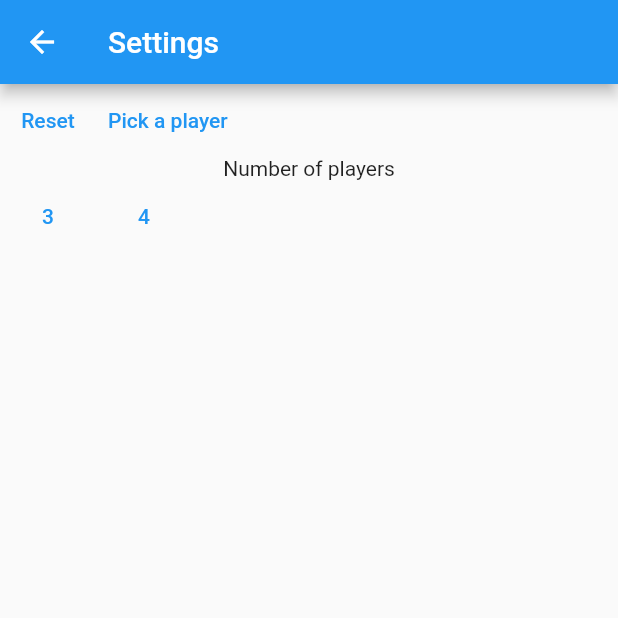
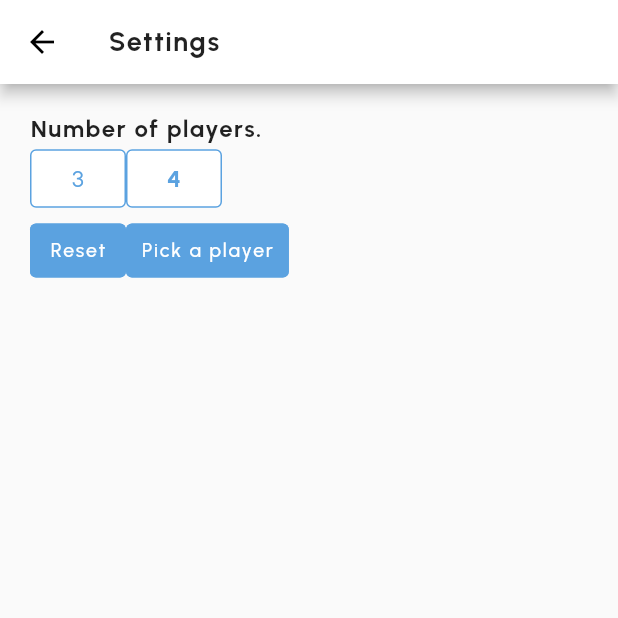
Before and after one commit to birkoss/mtg-tracker, a Flutter app: the screen it shows after launch, after a tap on the "menu" icon, on a phone screen of 412 x 824 dp, the top half of it. Run offline on Flutter 3.47's test engine with Material 2 defaults, Android fonts, the phone set to English and light mode, and no system bars; our stand-ins replace flutter_svg, google_fonts, shared_preferences.

Commit message:
Added custom theme and setting provider

```diff
--- a/lib/main.dart
+++ b/lib/main.dart
@@ -1,5 +1,9 @@
 // @TODO: Allow to change the direction of the commander view, instead of entering OUR cmd damage, changing the cmd damage dealt
 import 'package:flutter/material.dart';
+import 'package:mtgtracker/providers/setting.dart';
+import 'package:mtgtracker/screens/loading.dart';
+import 'package:mtgtracker/themes/custom.dart';
+import 'package:provider/provider.dart';
 
 import 'screens/tracker.dart';
 
@@ -12,16 +16,20 @@ class MyApp extends StatelessWidget {
 
   @override
   Widget build(BuildContext context) {
-    return MaterialApp(
-      title: 'Flutter Demo',
-      debugShowCheckedModeBanner: false,
-      theme: ThemeData(
-        primarySwatch: Colors.blue,
+    return ChangeNotifierProvider(
+      create: (ctx) => SettingNotifier(),
+      child: Consumer<SettingNotifier>(
+        builder: (context, SettingNotifier notifier, child) {
+          return MaterialApp(
+            title: 'MTG Tracker',
+            debugShowCheckedModeBanner: false,
+            theme: CustomTheme.lightTheme,
+            home: notifier.isReady
+                ? const TrackerScreen()
+                : const LoadingScreen(),
+          );
+        },
       ),
-      home: const TrackerScreen(),
-      routes: {
-        TrackerScreen.routeName: (ctx) => const TrackerScreen(),
-      },
     );
   }
 }
--- /dev/null
+++ b/lib/providers/setting.dart
@@ -0,0 +1,39 @@
+import 'package:flutter/material.dart';
+import 'package:shared_preferences/shared_preferences.dart';
+
+class SettingNotifier extends ChangeNotifier {
+  SharedPreferences? _pref;
+
+  bool _isReady = false;
+  bool get isReady => _isReady;
+
+  int _playersNumber = 0;
+  int get playersNumber => _playersNumber;
+
+  SettingNotifier() {
+    _load();
+  }
+
+  void changePlayersNumber(playersNumber) {
+    _playersNumber = playersNumber;
+    _save();
+    notifyListeners();
+  }
+
+  Future _init() async {
+    _pref ??= await SharedPreferences.getInstance();
+  }
+
+  Future _load() async {
+    await _init();
+    _playersNumber = _pref!.getInt("PLAYERS_NUMBER") ?? 4;
+    notifyListeners();
+
+    _isReady = true;
+  }
+
+  Future _save() async {
+    await _init();
+    _pref!.setInt("PLAYERS_NUMBER", _playersNumber);
+  }
+}
--- /dev/null
+++ b/lib/screens/loading.dart
@@ -0,0 +1,14 @@
+import 'package:flutter/material.dart';
+
+class LoadingScreen extends StatelessWidget {
+  const LoadingScreen({Key? key}) : super(key: key);
+
+  @override
+  Widget build(BuildContext context) {
+    return const Scaffold(
+      body: Center(
+        child: CircularProgressIndicator(),
+      ),
+    );
+  }
+}
--- a/lib/screens/setting.dart
+++ b/lib/screens/setting.dart
@@ -1,4 +1,5 @@
 import 'package:flutter/material.dart';
+import 'package:mtgtracker/themes/custom.dart';
 
 class SettingScreen extends StatefulWidget {
   static const routeName = '/settings';
@@ -19,31 +20,41 @@ class _SettingScreenState extends State<SettingScreen> {
       appBar: AppBar(
         title: const Text("Settings"),
       ),
-      body: Center(
+      body: Container(
+        padding: const EdgeInsets.all(20),
         child: Column(
+          crossAxisAlignment: CrossAxisAlignment.start,
           children: [
-            Row(
-              children: [
-                TextButton(
-                  onPressed: () {},
-                  child: Text("Reset"),
-                ),
-                TextButton(
-                  onPressed: () {},
-                  child: Text("Pick a player"),
-                ),
-              ],
+            Text(
+              "Number of players.",
+              textAlign: TextAlign.start,
+              style: CustomTheme.settingTitle,
             ),
-            const Text("Number of players"),
             Row(
               children: [
                 TextButton(
                   onPressed: () {},
                   child: Text("3"),
+                  style: CustomTheme.toggleOffButtonStyle,
                 ),
                 TextButton(
                   onPressed: () {},
                   child: Text("4"),
+                  style: CustomTheme.toggleOnButtonStyle,
+                ),
+              ],
+            ),
+            Row(
+              children: [
+                OutlinedButton(
+                  onPressed: () {},
+                  child: const Text("Reset"),
+                  style: CustomTheme.outlinedButtonStyle,
+                ),
+                OutlinedButton(
+                  onPressed: () {},
+                  child: Text("Pick a player"),
+                  style: CustomTheme.outlinedButtonStyle,
                 ),
               ],
             )
--- a/lib/screens/tracker.dart
+++ b/lib/screens/tracker.dart
@@ -45,10 +45,10 @@ class _TrackerScreenState extends State<TrackerScreen> {
       Player(id: "2", color: colors[1], poison: 0, health: 20),
       Player(id: "3", color: colors[2], poison: 0, health: 30),
       Player(id: "4", color: colors[3], poison: 0, health: 40),
-      // Player(id: "5", color: colors[4], poison: 0, health: 50),
-      // Player(id: "6", color: colors[5], poison: 0, health: 60),
-      // Player(id: "7", color: colors[6], poison: 0, health: 70),
-      // Player(id: "8", color: colors[7], poison: 0, health: 80),
+      Player(id: "5", color: colors[4], poison: 0, health: 50),
+      Player(id: "6", color: colors[5], poison: 0, health: 60),
+      Player(id: "7", color: colors[6], poison: 0, health: 70),
+      Player(id: "8", color: colors[7], poison: 0, health: 80),
     ];
   }
 
@@ -57,7 +57,7 @@ class _TrackerScreenState extends State<TrackerScreen> {
     //print(players[0].health);
     return Scaffold(
       appBar: AppBar(
-        title: const Text("Tracker..."),
+        title: const Text("MTG Tracker"),
       ),
       body: Center(
         child: Stack(
@@ -87,11 +87,10 @@ class _TrackerScreenState extends State<TrackerScreen> {
                 ),
                 child: const Icon(
                   Icons.menu,
-                  color: Colors.blue,
+                  color: Colors.black87,
                   size: 30,
                 ),
                 onPressed: () {
-                  print("MENU SETTINGS...");
                   Navigator.push(
                     context,
                     MaterialPageRoute(
--- /dev/null
+++ b/lib/themes/custom.dart
@@ -0,0 +1,277 @@
+import 'package:flutter/material.dart';
+import 'package:flutter/services.dart';
+import 'package:google_fonts/google_fonts.dart';
+
+class CustomTheme {
+  static Color accent = const Color.fromRGBO(
+    91,
+    162,
+    224,
+    1,
+  );
+
+  static ButtonStyle outlinedButtonStyle = OutlinedButton.styleFrom(
+    backgroundColor: CustomTheme.accent,
+    primary: Colors.white,
+    side: BorderSide(color: CustomTheme.accent, width: 1),
+    padding: const EdgeInsets.all(10),
+  );
+
+  static ButtonStyle toggleOnButtonStyle = OutlinedButton.styleFrom(
+    backgroundColor: Colors.white,
+    primary: CustomTheme.accent,
+    side: BorderSide(color: CustomTheme.accent, width: 1),
+    padding: const EdgeInsets.all(10),
+    textStyle: GoogleFonts.urbanist(
+      fontSize: 16,
+      letterSpacing: 1,
+      fontWeight: FontWeight.bold,
+    ),
+  );
+
+  static ButtonStyle toggleOffButtonStyle = OutlinedButton.styleFrom(
+    backgroundColor: Colors.white,
+    primary: CustomTheme.accent,
+    side: BorderSide(color: CustomTheme.accent, width: 1),
+    padding: const EdgeInsets.all(10),
+    textStyle: GoogleFonts.urbanist(
+      fontSize: 16,
+      letterSpacing: 1,
+      fontWeight: FontWeight.normal,
+    ),
+  );
+
+  static TextStyle settingTitle = GoogleFonts.urbanist(
+    fontSize: 16,
+    letterSpacing: 1,
+    fontWeight: FontWeight.bold,
+  );
+
+  static ThemeData get lightTheme {
+    return ThemeData(
+      primarySwatch: const MaterialColor(
+        4284195552,
+        <int, Color>{
+          50: Color.fromRGBO(
+            91,
+            162,
+            224,
+            .1,
+          ),
+          100: Color.fromRGBO(
+            91,
+            162,
+            224,
+            .2,
+          ),
+          200: Color.fromRGBO(
+            91,
+            162,
+            224,
+            .3,
+          ),
+          300: Color.fromRGBO(
+            91,
+            162,
+            224,
+            .4,
+          ),
+          400: Color.fromRGBO(
+            91,
+            162,
+            224,
+            .5,
+          ),
+          500: Color.fromRGBO(
+            91,
+            162,
+            224,
+            .6,
+          ),
+          600: Color.fromRGBO(
+            91,
+            162,
+            224,
+            .7,
+          ),
+          700: Color.fromRGBO(
+            91,
+            162,
+            224,
+            .8,
+          ),
+          800: Color.fromRGBO(
+            91,
+            162,
+            224,
+            .9,
+          ),
+          900: Color.fromRGBO(
+            91,
+            162,
+            224,
+            1,
+          ),
+        },
+      ),
+      appBarTheme: AppBarTheme(
+        systemOverlayStyle: SystemUiOverlayStyle.dark,
+        backgroundColor: Colors.white,
+        foregroundColor: Colors.black,
+        titleTextStyle: GoogleFonts.urbanist(
+          color: Colors.black87,
+          fontSize: 18,
+          letterSpacing: 1,
+          fontWeight: FontWeight.bold,
+        ),
+      ),
+      textTheme: TextTheme(
+        headline1: GoogleFonts.urbanist(
+          fontSize: 30,
+          letterSpacing: 1,
+          color: Colors.white,
+          fontWeight: FontWeight.bold,
+        ),
+        headline2: GoogleFonts.urbanist(
+          fontSize: 14,
+          letterSpacing: 1,
+          fontWeight: FontWeight.bold,
+          color: Colors.white,
+        ),
+        headline3: GoogleFonts.urbanist(
+          fontSize: 43,
+          letterSpacing: 1,
+          fontWeight: FontWeight.w400,
+        ),
+        headline4: GoogleFonts.urbanist(
+          fontSize: 31,
+          fontWeight: FontWeight.w400,
+          letterSpacing: 1,
+        ),
+        headline5: GoogleFonts.urbanist(
+          fontSize: 22,
+          letterSpacing: 1,
+          fontWeight: FontWeight.w400,
+        ),
+        headline6: GoogleFonts.urbanist(
+          fontSize: 18,
+          fontWeight: FontWeight.w500,
+          letterSpacing: 1,
+        ),
+        subtitle1: GoogleFonts.urbanist(
+          fontSize: 14,
+          fontWeight: FontWeight.w400,
+          letterSpacing: 1,
+        ),
+        subtitle2: GoogleFonts.urbanist(
+          fontSize: 13,
+          fontWeight: FontWeight.w500,
+          letterSpacing: 1,
+        ),
+        bodyText1: GoogleFonts.urbanist(
+          fontSize: 15,
+          letterSpacing: 1,
+          fontWeight: FontWeight.w500,
+        ),
+        bodyText2: GoogleFonts.urbanist(
+          fontSize: 15,
+          letterSpacing: 1,
+          fontWeight: FontWeight.w500,
+        ),
+        button: GoogleFonts.urbanist(
+            fontSize: 13, fontWeight: FontWeight.w500, letterSpacing: 1.25),
+        caption: GoogleFonts.urbanist(
+            fontSize: 11, fontWeight: FontWeight.w400, letterSpacing: 0.4),
+        overline: GoogleFonts.urbanist(
+            fontSize: 9, fontWeight: FontWeight.w400, letterSpacing: 1.5),
+      ),
+    );
+  }
+}
+/*
+
+import 'package:flutter/material.dart';
+
+MaterialColor PrimaryMaterialColor = MaterialColor(
+  4284195552,
+  <int, Color>{
+    50: Color.fromRGBO(
+      91,
+      162,
+      224,
+      .1,
+    ),
+    100: Color.fromRGBO(
+      91,
+      162,
+      224,
+      .2,
+    ),
+    200: Color.fromRGBO(
+      91,
+      162,
+      224,
+      .3,
+    ),
+    300: Color.fromRGBO(
+      91,
+      162,
+      224,
+      .4,
+    ),
+    400: Color.fromRGBO(
+      91,
+      162,
+      224,
+      .5,
+    ),
+    500: Color.fromRGBO(
+      91,
+      162,
+      224,
+      .6,
+    ),
+    600: Color.fromRGBO(
+      91,
+      162,
+      224,
+      .7,
+    ),
+    700: Color.fromRGBO(
+      91,
+      162,
+      224,
+      .8,
+    ),
+    800: Color.fromRGBO(
+      91,
+      162,
+      224,
+      .9,
+    ),
+    900: Color.fromRGBO(
+      91,
+      162,
+      224,
+      1,
+    ),
+  },
+);
+
+ThemeData myTheme = ThemeData(
+  fontFamily: "customFont",
+  primaryColor: Color(0xff5ba2e0),
+  buttonColor: Color(0xff5ba2e0),
+  accentColor: Color(0xff5ba2e0),
+  primarySwatch: PrimaryMaterialColor,
+  elevatedButtonTheme: ElevatedButtonThemeData(
+    style: ButtonStyle(
+      backgroundColor: MaterialStateProperty.all(
+        Color(0xff5ba2e0),
+      ),
+    ),
+  ),
+);
+
+
+*/
--- a/lib/widgets/grid.dart
+++ b/lib/widgets/grid.dart
@@ -1,4 +1,5 @@
 import 'package:flutter/material.dart';
+import 'package:mtgtracker/providers/setting.dart';
 import 'package:mtgtracker/widgets/boxes/player.dart';
 import 'package:provider/provider.dart';
 
@@ -18,10 +19,10 @@ class Grid extends StatelessWidget {
     required this.onToggleCommanderView,
   }) : super(key: key);
 
-  List<List<Layout>> generateLayout(int playersLength) {
+  List<List<Layout>> generateLayout(int playersNumber) {
     List<List<Layout>> rows = [];
 
-    switch (players.length) {
+    switch (playersNumber) {
       case 2:
         rows.add([
           Layout(player: players[0], direction: LayoutDirection.left),
@@ -152,8 +153,9 @@ class Grid extends StatelessWidget {
     return rows;
   }
 
-  List<Widget> generateWidgets() {
-    List<List<Layout>> rows = generateLayout(players.length);
+  List<Widget> generateWidgets(int playersNumber) {
+    print("NB Players: " + playersNumber.toString());
+    List<List<Layout>> rows = generateLayout(playersNumber);
 
     PlayerBoxSize trackerSize = PlayerBoxSize.medium;
     if (players.length > 6) {
@@ -215,9 +217,13 @@ class Grid extends StatelessWidget {
 
   @override
   Widget build(BuildContext context) {
-    return Column(
-      mainAxisAlignment: MainAxisAlignment.center,
-      children: generateWidgets(),
+    return Consumer<SettingNotifier>(
+      builder: (context, setting, child) {
+        return Column(
+          mainAxisAlignment: MainAxisAlignment.center,
+          children: generateWidgets(setting.playersNumber),
+        );
+      },
     );
   }
 }
--- a/pubspec.yaml
+++ b/pubspec.yaml
@@ -36,6 +36,8 @@ dependencies:
   # Use with the CupertinoIcons class for iOS style icons.
   cupertino_icons: ^1.0.2
   flutter_svg: ^1.1.0
+  google_fonts: ^3.0.1
+  shared_preferences: ^2.0.15
 
 dev_dependencies:
   flutter_test:
```
Also changed, not shown: pubspec.lock, 6 other files.
